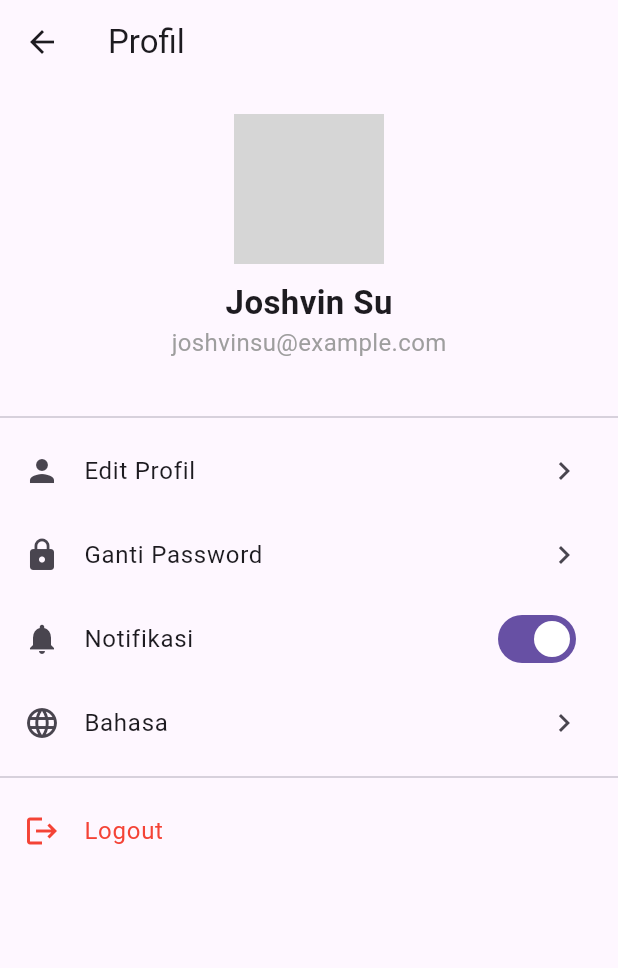
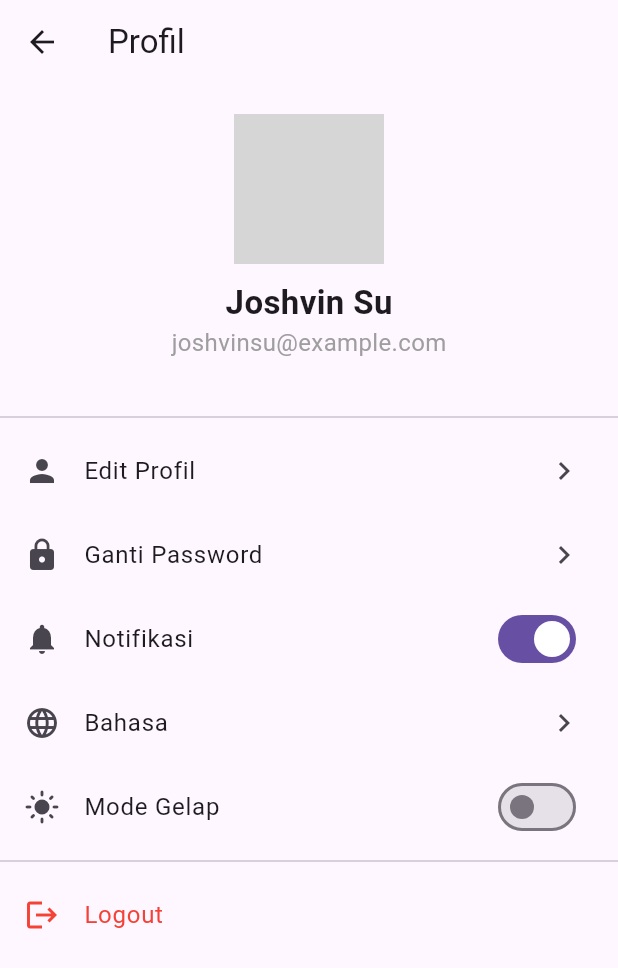
Before and after one commit to JoshvinSu/231110317_JoshvinSu_Remedial-Semester, a Flutter app: the screen it shows after launch, item 3 of the bottom bar chosen, on a phone screen of 412 x 824 dp. Shown: the top 968 px of the screen. Run offline on Flutter 3.47's test engine with Material 3 defaults, Android fonts, the phone set to English and light mode, and no system bars; our stand-ins replace get, image_picker; network calls fail; grey boxes are pictures that could not be loaded.

Commit message:
menambahkan fitur dark mode

```diff
--- /dev/null
+++ b/ecosort/lib/controllers/theme_controller.dart
@@ -0,0 +1,13 @@
+// File: lib/controllers/theme_controller.dart
+
+import 'package:flutter/material.dart';
+import 'package:get/get.dart';
+
+class ThemeController extends GetxController {
+  var isDarkMode = false.obs;
+
+  void toggleTheme() {
+    isDarkMode.value = !isDarkMode.value;
+    Get.changeThemeMode(isDarkMode.value ? ThemeMode.dark : ThemeMode.light);
+  }
+}
--- a/ecosort/lib/main.dart
+++ b/ecosort/lib/main.dart
@@ -1,5 +1,6 @@
 // File: lib/main.dart
 
+import 'package:ecosort/controllers/theme_controller.dart';
 import 'package:ecosort/utils/app_translation.dart';
 import 'package:flutter/material.dart';
 import 'package:get/get.dart';
@@ -8,6 +9,7 @@ import 'controllers/waste_controller.dart';
 
 void main() {
   Get.put(WasteController());
+  Get.put(ThemeController()); // Inisialisasi ThemeController
   runApp(const MyApp());
 }
 
@@ -16,17 +18,29 @@ class MyApp extends StatelessWidget {
 
   @override
   Widget build(BuildContext context) {
-    return GetMaterialApp(
+    final ThemeController themeController = Get.find();
+    return Obx(
+      () => GetMaterialApp(
         title: 'EcoSort',
         theme: ThemeData(
           primarySwatch: Colors.green,
+          brightness: Brightness.light,
           visualDensity: VisualDensity.adaptivePlatformDensity,
         ),
+        darkTheme: ThemeData(
+          primarySwatch: Colors.teal,
+          brightness: Brightness.dark,
+          visualDensity: VisualDensity.adaptivePlatformDensity,
+        ),
+        themeMode: themeController.isDarkMode.value
+            ? ThemeMode.dark
+            : ThemeMode.light,
         translations: AppTranslations(),
         locale: const Locale('id', 'ID'),
         fallbackLocale: const Locale('en', 'US'),
         home: HomeScreen(),
         debugShowCheckedModeBanner: false,
+      ),
     );
   }
 }
--- a/ecosort/lib/screens/profile_screen.dart
+++ b/ecosort/lib/screens/profile_screen.dart
@@ -3,6 +3,7 @@
 import 'dart:io';
 import 'package:ecosort/controllers/notification_controller.dart';
 import 'package:ecosort/controllers/profile_controller.dart';
+import 'package:ecosort/controllers/theme_controller.dart';
 import 'package:ecosort/screens/change_password_screen.dart';
 import 'package:ecosort/screens/edit_profile_screen.dart';
 import 'package:flutter/material.dart';
@@ -17,6 +18,7 @@ class ProfileScreen extends StatelessWidget {
     final NotificationController notificationController = Get.put(
       NotificationController(),
     );
+    final ThemeController themeController = Get.find();
 
     return Scaffold(
       appBar: AppBar(title: Text('profile'.tr)),
@@ -95,6 +97,22 @@ class ProfileScreen extends StatelessWidget {
               _showLanguageDialog(context);
             },
           ),
+          Obx(
+            () => ListTile(
+              leading: Icon(
+                themeController.isDarkMode.value
+                    ? Icons.dark_mode
+                    : Icons.light_mode,
+              ),
+              title: const Text('Mode Gelap'),
+              trailing: Switch(
+                value: themeController.isDarkMode.value,
+                onChanged: (value) {
+                  themeController.toggleTheme();
+                },
+              ),
+            ),
+          ),
           const Divider(),
           ListTile(
             leading: const Icon(Icons.logout, color: Colors.red),
```
Lines whose indentation alone changed are shown as unchanged.
